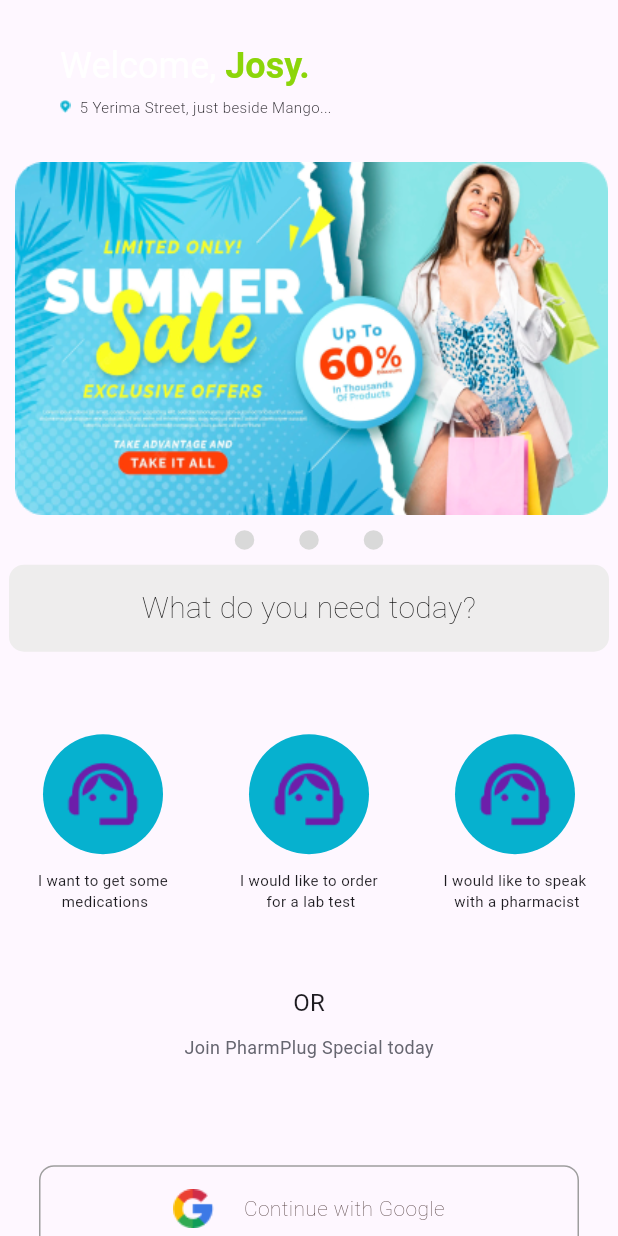
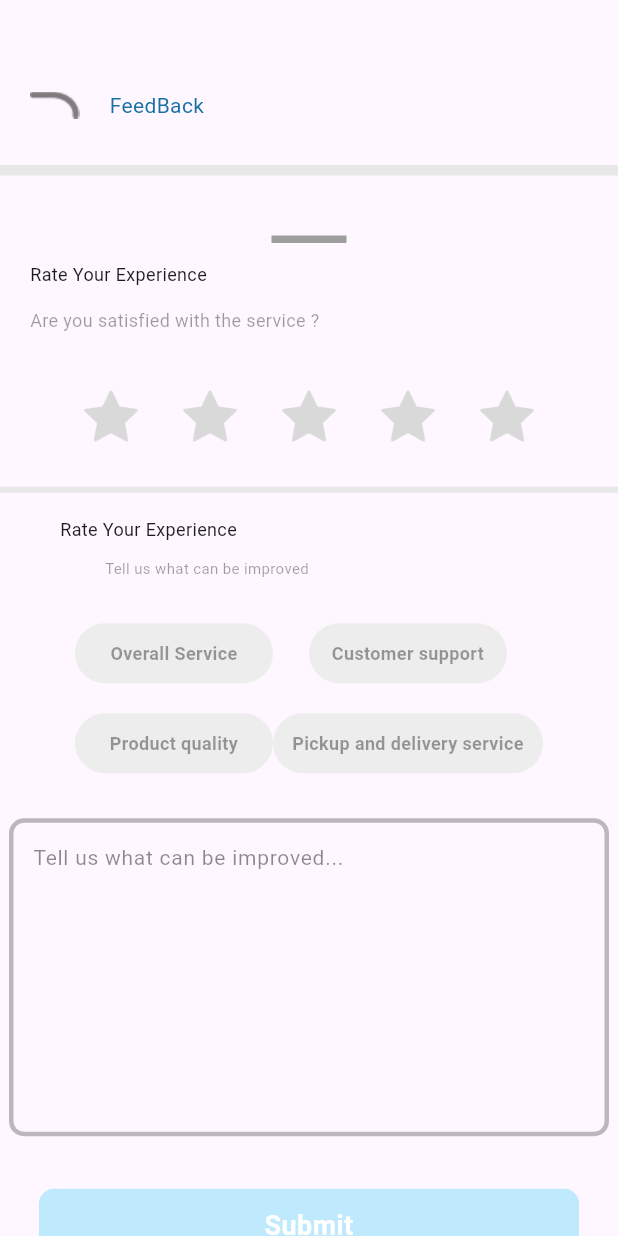
Before and after one commit to MelodyMarvel/pharmplug, a Flutter app: the screen it shows after launch, on a phone screen of 412 x 824 dp. Run offline on Flutter 3.47's test engine with Material 3 defaults, Android fonts, the phone set to English and light mode, and no system bars.

Commit message:
commit main

```diff
--- /dev/null
+++ b/lib/home/feedBack.dart
@@ -0,0 +1,351 @@
+// ignore_for_file: prefer_const_literals_to_create_immutables, prefer_const_constructors
+
+import 'package:flutter/cupertino.dart';
+import 'package:flutter/material.dart';
+import 'package:flutter/widgets.dart';
+
+class FeedBack extends StatefulWidget {
+  const FeedBack({super.key});
+
+  @override
+  State<FeedBack> createState() => _FeedBackState();
+}
+
+class _FeedBackState extends State<FeedBack> {
+  bool isOverallServiceActive = false;
+  bool isCustomerSupportActive = false;
+  bool isProductQualityActive = false;
+  bool isPickupActive = false;
+
+  void _toggleOverallService() {
+    setState(() {
+      isOverallServiceActive = !isOverallServiceActive;
+    });
+  }
+
+  void _toggleCustomerSupport() {
+    setState(() {
+      isCustomerSupportActive = !isCustomerSupportActive;
+    });
+  }
+
+  void _toggleProductQualityActive() {
+    setState(() {
+      isProductQualityActive = !isProductQualityActive;
+    });
+  }
+
+  void _togglePickupActive() {
+    setState(() {
+      isPickupActive = !isPickupActive;
+    });
+  }
+
+  @override
+  Widget build(BuildContext context) {
+    return Scaffold(
+      body: SingleChildScrollView(
+        child: Stack(
+          children: [
+            Column(
+              crossAxisAlignment: CrossAxisAlignment.start,
+              children: [
+                _buildHeader(),
+                SizedBox(
+                  height: 30,
+                ),
+                _buildDivider(color: Color(0xFFE8E8E8), height: 7),
+                SizedBox(
+                  height: 40,
+                ),
+                _buildExperienceSection(),
+                _buildDivider(color: Color(0xFFE8E8E8), height: 4),
+                SizedBox(height: 16),
+                Padding(
+                  padding: const EdgeInsets.symmetric(horizontal: 20),
+                  child: Column(
+                    crossAxisAlignment: CrossAxisAlignment.start,
+                    children: [
+                      _buildImprovementSection(),
+                      Padding(
+                        padding: const EdgeInsets.symmetric(
+                            vertical: 30.0, horizontal: 30),
+                        child: Column(
+                          children: [
+                            Row(
+                              mainAxisAlignment: MainAxisAlignment.spaceBetween,
+                              children: [
+                                _buildOverallService(),
+                                _buildCustomerSupport(),
+                              ],
+                            ),
+                            SizedBox(
+                              height: 20,
+                            ),
+                            Row(
+                              mainAxisAlignment: MainAxisAlignment.spaceBetween,
+                              children: [
+                                _buidProductQuality(),
+                                _buildPickupService(),
+                              ],
+                            ),
+                          ],
+                        ),
+                      )
+                    ],
+                  ),
+                ),
+                _buildFeedbackInput(),
+                _buildSubmitButton(),
+              ],
+            )
+          ],
+        ),
+      ),
+    );
+  }
+
+  Widget _buildOverallService() {
+    return GestureDetector(
+      onTap: _toggleOverallService,
+      child: Container(
+        width: 132,
+        height: 40,
+        decoration: BoxDecoration(
+          borderRadius: BorderRadius.circular(20),
+          color: isOverallServiceActive ? Color(0XFF06B1CF) : Color(0xFFEEEDED),
+        ),
+        child: Center(
+          child: Text(
+            'Overall Service',
+            textAlign: TextAlign.center,
+            style: TextStyle(
+                fontSize: 12,
+                color: isOverallServiceActive ? Colors.white : Colors.black38,
+                fontWeight: FontWeight.w600),
+          ),
+        ),
+      ),
+    );
+  }
+
+  _buildCustomerSupport() {
+    return GestureDetector(
+      onTap: _toggleCustomerSupport,
+      child: Container(
+        margin: EdgeInsets.only(right: 24),
+        width: 132,
+        height: 40,
+        decoration: BoxDecoration(
+          borderRadius: BorderRadius.circular(20),
+          color:
+              isCustomerSupportActive ? Color(0XFF06B1CF) : Color(0xFFEEEDED),
+        ),
+        child: Center(
+          child: Text(
+            'Customer support',
+            textAlign: TextAlign.center,
+            style: TextStyle(
+                fontSize: 12,
+                color: isCustomerSupportActive ? Colors.white : Colors.black38,
+                fontWeight: FontWeight.w600),
+          ),
+        ),
+      ),
+    );
+  }
+
+  Widget _buidProductQuality() {
+    return GestureDetector(
+      onTap: _toggleProductQualityActive,
+      child: Container(
+        width: 132,
+        height: 40,
+        decoration: BoxDecoration(
+          borderRadius: BorderRadius.circular(20),
+          color: isProductQualityActive ? Color(0XFF06B1CF) : Color(0xFFEEEDED),
+        ),
+        child: Center(
+          child: Text(
+            'Product quality',
+            textAlign: TextAlign.center,
+            style: TextStyle(
+                fontSize: 12,
+                color: isProductQualityActive ? Colors.white : Colors.black38,
+                fontWeight: FontWeight.w600),
+          ),
+        ),
+      ),
+    );
+  }
+
+  _buildPickupService() {
+    return GestureDetector(
+      onTap: _togglePickupActive,
+      child: Container(
+        width: 180,
+        height: 40,
+        decoration: BoxDecoration(
+          borderRadius: BorderRadius.circular(20),
+          color: isPickupActive ? Color(0XFF06B1CF) : Color(0xFFEEEDED),
+        ),
+        child: Center(
+          child: Text(
+            'Pickup and delivery service',
+            textAlign: TextAlign.center,
+            style: TextStyle(
+                fontSize: 12,
+                color: isPickupActive ? Colors.white : Colors.black38,
+                fontWeight: FontWeight.w600),
+          ),
+        ),
+      ),
+    );
+  }
+
+  Widget _buildHeader() {
+    return Padding(
+      padding: const EdgeInsets.only(top: 60.0),
+      child: Row(
+        children: [
+          Padding(
+            padding: const EdgeInsets.symmetric(horizontal: 20.0),
+            child: Image.asset('assets/images/back.png'),
+          ),
+          Text('FeedBack', style: TextStyle(color: Color(0xFF1971A3))),
+        ],
+      ),
+    );
+  }
+
+  Widget _buildDivider({required Color color, required double height}) {
+    return Container(
+      width: double.infinity,
+      height: height,
+      color: color,
+    );
+  }
+
+  Widget _buildExperienceSection() {
+    return Column(
+      crossAxisAlignment: CrossAxisAlignment.start,
+      children: [
+        Center(
+          child: Container(width: 50, height: 5, color: Colors.grey),
+        ),
+        SizedBox(height: 12),
+        Padding(
+          padding: const EdgeInsets.symmetric(horizontal: 20),
+          child: Column(
+            crossAxisAlignment: CrossAxisAlignment.start,
+            children: [
+              Text('Rate Your Experience',
+                  style: TextStyle(fontSize: 12, fontWeight: FontWeight.w400)),
+              SizedBox(
+                height: 14,
+              ),
+              Text('Are you satisfied with the service ?',
+                  style: TextStyle(
+                      fontSize: 12,
+                      fontWeight: FontWeight.w400,
+                      color: Colors.black38))
+            ],
+          ),
+        ),
+        SizedBox(height: 38),
+        Row(
+          mainAxisAlignment: MainAxisAlignment.center,
+          children: List.generate(
+            5,
+            (index) => Padding(
+              padding: EdgeInsets.symmetric(horizontal: 15),
+              child: Image.asset('assets/images/star.png', scale: 2),
+            ),
+          ),
+        ),
+        SizedBox(height: 30),
+      ],
+    );
+  }
+
+  Widget _buildImprovementSection() {
+    return Padding(
+      padding: const EdgeInsets.symmetric(horizontal: 20),
+      child: Column(
+        crossAxisAlignment: CrossAxisAlignment.start,
+        children: [
+          Text('Rate Your Experience',
+              style: TextStyle(fontSize: 12, fontWeight: FontWeight.w400)),
+          SizedBox(height: 10),
+          Padding(
+            padding: const EdgeInsets.only(left: 30.0),
+            child: Text('Tell us what can be improved',
+                style: TextStyle(
+                    fontSize: 10,
+                    fontWeight: FontWeight.w400,
+                    color: Colors.black38)),
+          ),
+        ],
+      ),
+    );
+  }
+
+  Widget _buildFeedbackInput() {
+    return Center(
+      child: Container(
+        width: 400,
+        child: TextField(
+          maxLines: 10,
+          decoration: InputDecoration(
+            hintText: 'Tell us what can be improved...',
+            hintStyle: TextStyle(fontSize: 14, color: Colors.black45),
+            // Applying color and width to the border
+            border: OutlineInputBorder(
+              borderRadius: BorderRadius.circular(10),
+            ),
+            focusedBorder: OutlineInputBorder(
+              borderRadius: BorderRadius.circular(10),
+              borderSide: BorderSide(color: Color(0XFF06B1CF), width: 2),
+            ),
+            enabledBorder: OutlineInputBorder(
+              borderRadius: BorderRadius.circular(10),
+              borderSide: BorderSide(color: Colors.black26, width: 3),
+            ),
+          ),
+          style: TextStyle(fontSize: 12),
+        ),
+      ),
+    );
+  }
+
+  Widget _buildSubmitButton() {
+    bool isAnyServiceActive = isOverallServiceActive ||
+        isCustomerSupportActive ||
+        isProductQualityActive ||
+        isPickupActive;
+
+    return Padding(
+      padding: const EdgeInsets.symmetric(vertical: 35.0),
+      child: Center(
+        child: Container(
+          width: 360,
+          height: 50,
+          decoration: BoxDecoration(
+            borderRadius: BorderRadius.circular(10),
+            color: isAnyServiceActive ? Color(0XFF06B1CF) : Color(0xFFBFE9FD),
+          ),
+          child: Center(
+            child: Text(
+              'Submit',
+              textAlign: TextAlign.center,
+              style: TextStyle(
+                  fontSize: 18,
+                  color: Colors.white,
+                  fontWeight: FontWeight.w600),
+            ),
+          ),
+        ),
+      ),
+    );
+  }
+}
--- a/lib/main.dart
+++ b/lib/main.dart
@@ -1,6 +1,7 @@
 // ignore_for_file: prefer_const_constructors
 
 import 'package:flutter/material.dart';
+import 'package:pharmplug/home/feedBack.dart';
 import 'package:pharmplug/home/home.dart';
 import 'package:pharmplug/onboarding/lab_test_frame.dart';
 import 'package:pharmplug/onboarding/splash.dart';
@@ -19,7 +20,7 @@ class MyApp extends StatelessWidget {
   Widget build(BuildContext context) {
     return MaterialApp(
       debugShowCheckedModeBanner: false,
-      home:  HomeScreen(),
+      home:  FeedBack(),
     );
   }
 }
```
Also changed, not shown: assets/images/star.png (added).
